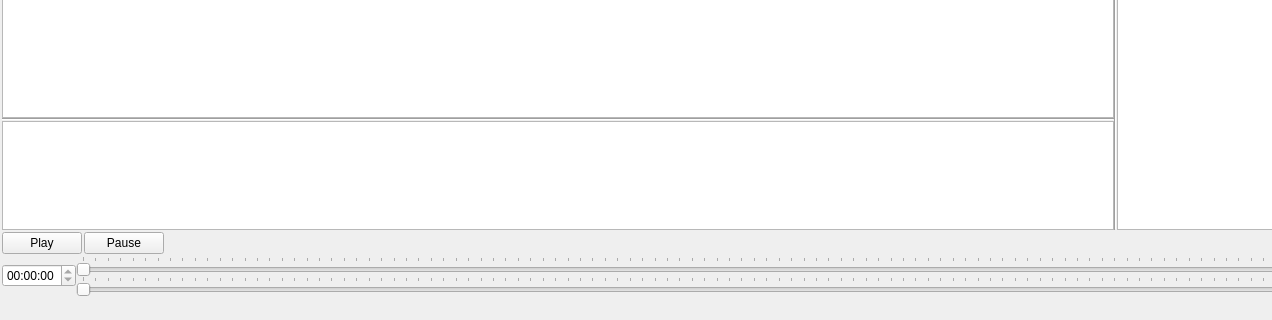
Above: SpriteStudio/src/mainwindow.ui from oktailb/SpriteStudio before the change; both pictures show x 0 to 1272 and y 447 to 767 of the 1397 by 767 pixel window. Below: the same form after it.
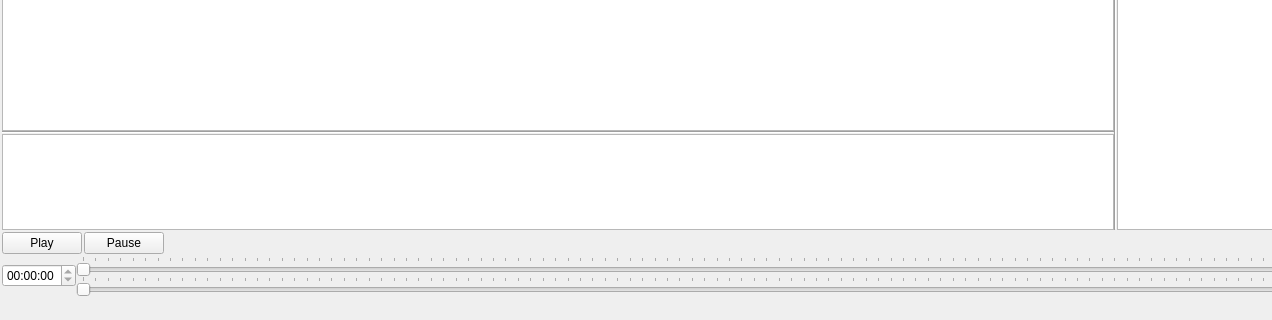
That is the form after the change. Icons and pictures are not drawn.

Patch:
```diff
--- a/SpriteStudio/src/mainwindow.ui
+++ b/SpriteStudio/src/mainwindow.ui
@@ -72,7 +72,7 @@
        <number>0</number>
       </property>
       <item>
-       <layout class="QVBoxLayout" name="verticalLayout_3" stretch="5,0,1">
+       <layout class="QVBoxLayout" name="verticalLayout_3" stretch="4,0,1">
         <item>
          <widget class="QGraphicsView" name="graphicsViewLayers"/>
         </item>
@@ -85,6 +85,24 @@
         </item>
         <item>
          <widget class="QListView" name="framesList">
+          <property name="minimumSize">
+           <size>
+            <width>0</width>
+            <height>96</height>
+           </size>
+          </property>
+          <property name="maximumSize">
+           <size>
+            <width>16777215</width>
+            <height>96</height>
+           </size>
+          </property>
+          <property name="baseSize">
+           <size>
+            <width>0</width>
+            <height>96</height>
+           </size>
+          </property>
           <property name="acceptDrops">
            <bool>true</bool>
           </property>
```
Left out of the diff: 6 changed lines with no effect on the pictures.
